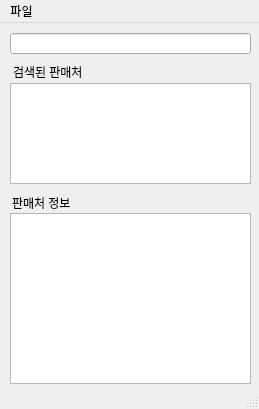
shinmoonsu/oops, file oops.ui: the form before one commit.
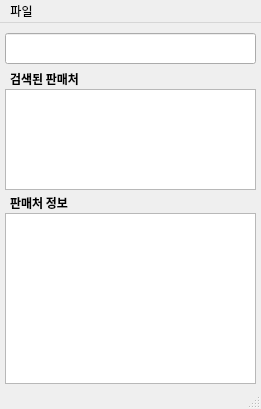
The form after the commit.

What changed in the file:
```diff
--- a/oops.ui
+++ b/oops.ui
@@ -6,7 +6,7 @@
    <rect>
     <x>0</x>
     <y>0</y>
-    <width>259</width>
+    <width>261</width>
     <height>409</height>
    </rect>
   </property>
@@ -17,10 +17,10 @@
    <widget class="QLineEdit" name="lineEdit">
     <property name="geometry">
      <rect>
-      <x>10</x>
+      <x>5</x>
       <y>10</y>
-      <width>241</width>
-      <height>21</height>
+      <width>251</width>
+      <height>31</height>
      </rect>
     </property>
     <property name="font">
@@ -35,12 +35,19 @@
    <widget class="QLabel" name="label">
     <property name="geometry">
      <rect>
-      <x>13</x>
-      <y>39</y>
+      <x>10</x>
+      <y>46</y>
       <width>81</width>
       <height>19</height>
      </rect>
     </property>
+    <property name="font">
+     <font>
+      <family>맑은 고딕</family>
+      <weight>75</weight>
+      <bold>true</bold>
+     </font>
+    </property>
     <property name="text">
      <string>검색된 판매처</string>
     </property>
@@ -48,12 +55,19 @@
    <widget class="QLabel" name="label_2">
     <property name="geometry">
      <rect>
-      <x>12</x>
+      <x>10</x>
       <y>170</y>
       <width>70</width>
       <height>19</height>
      </rect>
     </property>
+    <property name="font">
+     <font>
+      <family>맑은 고딕</family>
+      <weight>75</weight>
+      <bold>true</bold>
+     </font>
+    </property>
     <property name="text">
      <string>판매처 정보</string>
     </property>
@@ -61,9 +75,9 @@
    <widget class="QListWidget" name="listWidget">
     <property name="geometry">
      <rect>
-      <x>10</x>
-      <y>60</y>
-      <width>241</width>
+      <x>5</x>
+      <y>66</y>
+      <width>251</width>
       <height>101</height>
      </rect>
     </property>
@@ -71,9 +85,9 @@
    <widget class="QTableWidget" name="tableWidget">
     <property name="geometry">
      <rect>
-      <x>10</x>
+      <x>5</x>
       <y>190</y>
-      <width>241</width>
+      <width>251</width>
       <height>171</height>
      </rect>
     </property>
@@ -84,7 +98,7 @@
     <rect>
      <x>0</x>
      <y>0</y>
-     <width>259</width>
+     <width>261</width>
      <height>20</height>
     </rect>
    </property>
```
Left out of the diff: 11 changed lines with no effect on the pictures.
